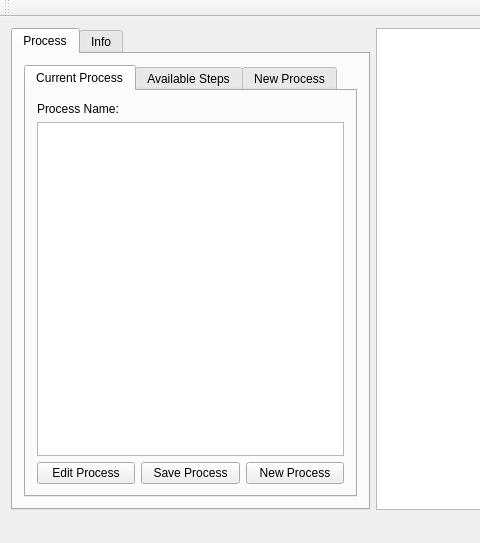
This is other/ScriptingEngine/mainwindow.ui in alitoyserkani/Versa3D as Qt 5 draws it before an edit; both pictures show x 0 to 480 and y 0 to 543 of the 745 by 543 pixel window. The edited form follows.
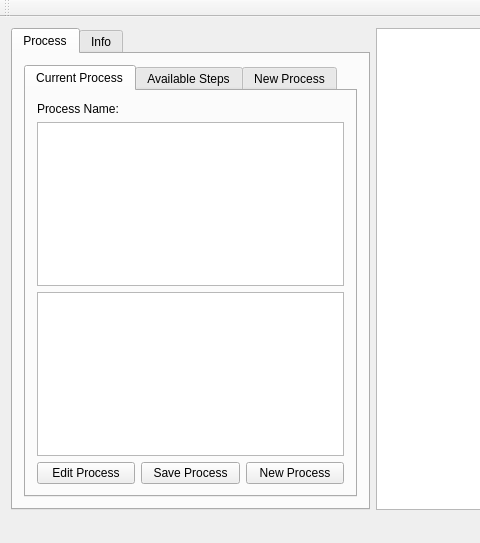
This is the edited form. The open tabs and pages were chosen to show the change. Custom widgets are drawn as their Qt base class.

What changed in the file:
```diff
--- a/other/ScriptingEngine/mainwindow.ui
+++ b/other/ScriptingEngine/mainwindow.ui
@@ -36,9 +36,9 @@
              <attribute name="title">
               <string>Current Process</string>
              </attribute>
-             <layout class="QVBoxLayout" name="verticalLayout_2">
+             <layout class="QVBoxLayout" name="verticalLayout_3">
               <item>
-               <layout class="QVBoxLayout" name="verticalLayout">
+               <layout class="QVBoxLayout" name="verticalLayout_2">
                 <item>
                  <widget class="QLabel" name="label">
                   <property name="text">
@@ -47,7 +47,14 @@
                  </widget>
                 </item>
                 <item>
-                 <widget class="QTreeView" name="treeView"/>
+                 <layout class="QVBoxLayout" name="verticalLayout">
+                  <item>
+                   <widget class="QTreeView" name="treeView_2"/>
+                  </item>
+                  <item>
+                   <widget class="QTreeView" name="treeView"/>
+                  </item>
+                 </layout>
                 </item>
                 <item>
                  <layout class="QHBoxLayout" name="horizontalLayout_4">
```
Left out of the diff: 3 changed lines with no effect on the pictures.
